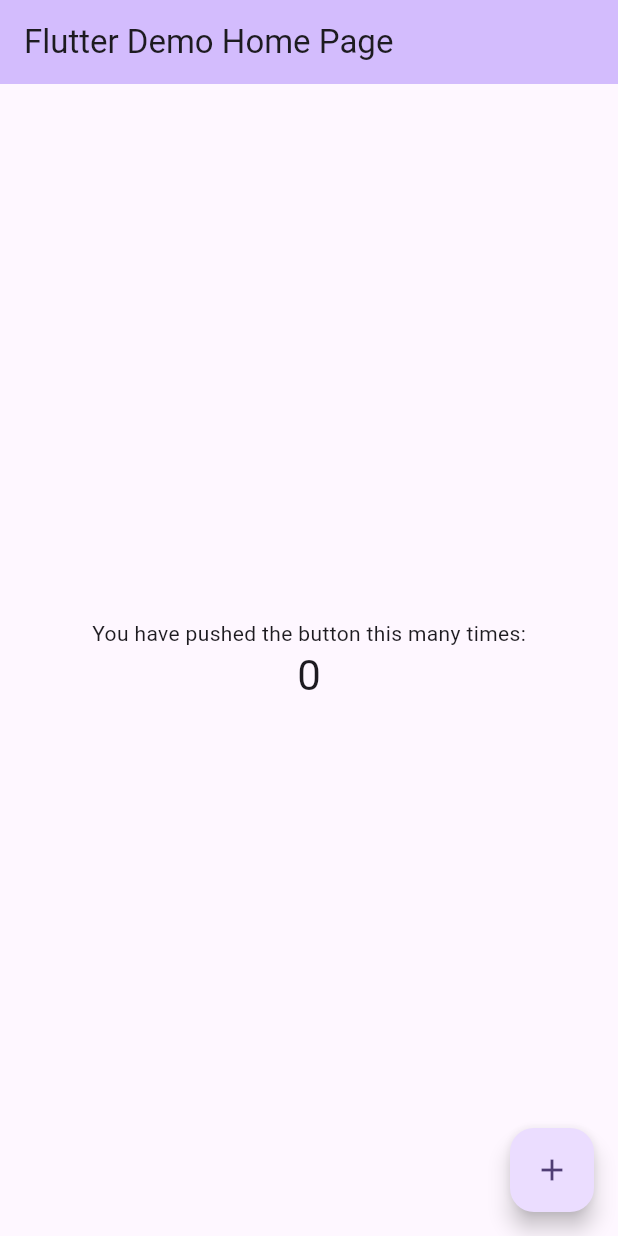
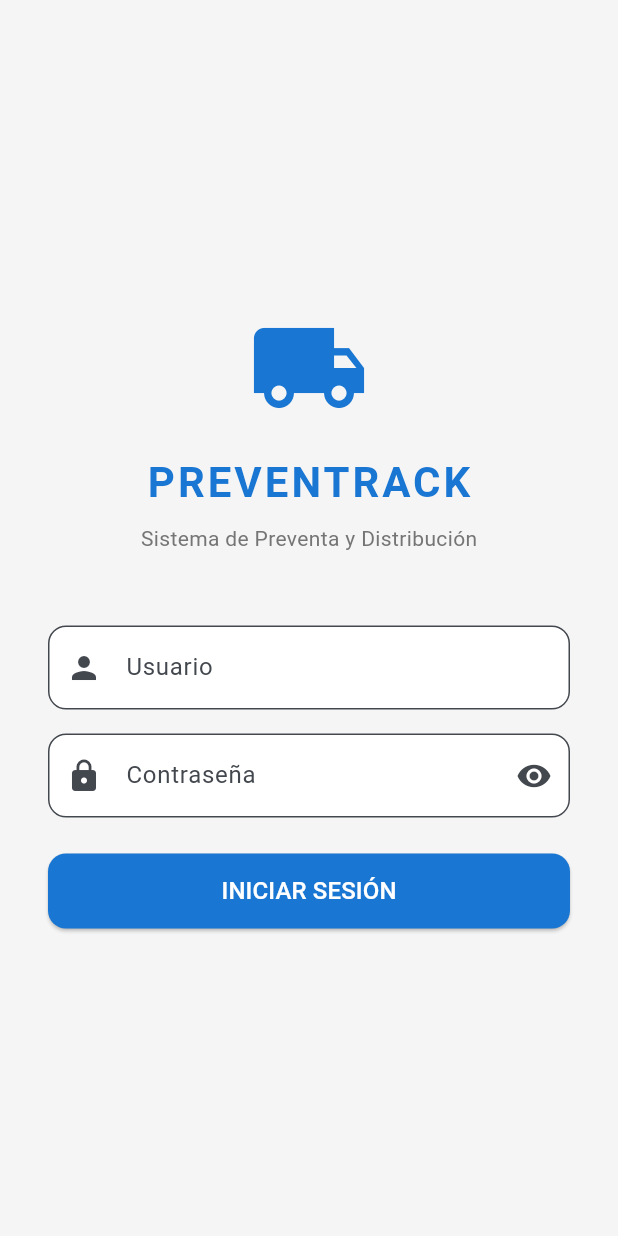
Before and after one commit to almaortizz/preventrack, a Flutter app: the screen it shows after launch, on a phone screen of 412 x 824 dp. Run offline on Flutter 3.47's test engine with Material 3 defaults, Android fonts, the phone set to English and light mode, and no system bars; our stand-ins replace shared_preferences.

Commit message:
App Flutter: estructura inicial, login funcional conectado a API Laravel

```diff
--- /dev/null
+++ b/app_movil/preventrack/lib/config/api_config.dart
@@ -0,0 +1,4 @@
+class ApiConfig {
+  // Para emulador Android usa 10.0.2.2, para dispositivo físico usa tu IP local
+  static const String baseUrl = 'http://127.0.0.1:8000/api';
+}
--- a/app_movil/preventrack/lib/main.dart
+++ b/app_movil/preventrack/lib/main.dart
@@ -1,121 +1,31 @@
 import 'package:flutter/material.dart';
+import 'package:provider/provider.dart';
+import 'providers/auth_provider.dart';
+import 'screens/login_screen.dart';
+import 'screens/home_screen.dart';
 
 void main() {
-  runApp(const MyApp());
+  runApp(const PreventrackApp());
 }
 
-class MyApp extends StatelessWidget {
-  const MyApp({super.key});
-
-  // This widget is the root of your application.
-  @override
-  Widget build(BuildContext context) {
-    return MaterialApp(
-      title: 'Flutter Demo',
-      theme: ThemeData(
-        // This is the theme of your application.
-        //
-        // TRY THIS: Try running your application with "flutter run". You'll see
-        // the application has a purple toolbar. Then, without quitting the app,
-        // try changing the seedColor in the colorScheme below to Colors.green
-        // and then invoke "hot reload" (save your changes or press the "hot
-        // reload" button in a Flutter-supported IDE, or press "r" if you used
-        // the command line to start the app).
-        //
-        // Notice that the counter didn't reset back to zero; the application
-        // state is not lost during the reload. To reset the state, use hot
-        // restart instead.
-        //
-        // This works for code too, not just values: Most code changes can be
-        // tested with just a hot reload.
-        colorScheme: .fromSeed(seedColor: Colors.deepPurple),
-      ),
-      home: const MyHomePage(title: 'Flutter Demo Home Page'),
-    );
-  }
-}
-
-class MyHomePage extends StatefulWidget {
-  const MyHomePage({super.key, required this.title});
-
-  // This widget is the home page of your application. It is stateful, meaning
-  // that it has a State object (defined below) that contains fields that affect
-  // how it looks.
-
-  // This class is the configuration for the state. It holds the values (in this
-  // case the title) provided by the parent (in this case the App widget) and
-  // used by the build method of the State. Fields in a Widget subclass are
-  // always marked "final".
-
-  final String title;
-
-  @override
-  State<MyHomePage> createState() => _MyHomePageState();
-}
-
-class _MyHomePageState extends State<MyHomePage> {
-  int _counter = 0;
-
-  void _incrementCounter() {
-    setState(() {
-      // This call to setState tells the Flutter framework that something has
-      // changed in this State, which causes it to rerun the build method below
-      // so that the display can reflect the updated values. If we changed
-      // _counter without calling setState(), then the build method would not be
-      // called again, and so nothing would appear to happen.
-      _counter++;
-    });
-  }
+class PreventrackApp extends StatelessWidget {
+  const PreventrackApp({super.key});
 
   @override
   Widget build(BuildContext context) {
-    // This method is rerun every time setState is called, for instance as done
-    // by the _incrementCounter method above.
-    //
-    // The Flutter framework has been optimized to make rerunning build methods
-    // fast, so that you can just rebuild anything that needs updating rather
-    // than having to individually change instances of widgets.
-    return Scaffold(
-      appBar: AppBar(
-        // TRY THIS: Try changing the color here to a specific color (to
-        // Colors.amber, perhaps?) and trigger a hot reload to see the AppBar
-        // change color while the other colors stay the same.
-        backgroundColor: Theme.of(context).colorScheme.inversePrimary,
-        // Here we take the value from the MyHomePage object that was created by
-        // the App.build method, and use it to set our appbar title.
-        title: Text(widget.title),
-      ),
-      body: Center(
-        // Center is a layout widget. It takes a single child and positions it
-        // in the middle of the parent.
-        child: Column(
-          // Column is also a layout widget. It takes a list of children and
-          // arranges them vertically. By default, it sizes itself to fit its
-          // children horizontally, and tries to be as tall as its parent.
-          //
-          // Column has various properties to control how it sizes itself and
-          // how it positions its children. Here we use mainAxisAlignment to
-          // center the children vertically; the main axis here is the vertical
-          // axis because Columns are vertical (the cross axis would be
-          // horizontal).
-          //
-          // TRY THIS: Invoke "debug painting" (choose the "Toggle Debug Paint"
-          // action in the IDE, or press "p" in the console), to see the
-          // wireframe for each widget.
-          mainAxisAlignment: .center,
-          children: [
-            const Text('You have pushed the button this many times:'),
-            Text(
-              '$_counter',
-              style: Theme.of(context).textTheme.headlineMedium,
-            ),
-          ],
-        ),
-      ),
-      floatingActionButton: FloatingActionButton(
-        onPressed: _incrementCounter,
-        tooltip: 'Increment',
-        child: const Icon(Icons.add),
+    return MultiProvider(
+      providers: [
+        ChangeNotifierProvider(create: (_) => AuthProvider()..checkSession()),
+      ],
+      child: MaterialApp(
+        title: 'Preventrack',
+        debugShowCheckedModeBanner: false,
+        theme: ThemeData(colorSchemeSeed: Colors.blue, useMaterial3: true),
+        initialRoute: '/login',
+        routes: {
+          '/login': (_) => const LoginScreen(),
+          '/home': (_) => const HomeScreen(),
+        },
       ),
     );
   }
--- /dev/null
+++ b/app_movil/preventrack/lib/providers/auth_provider.dart
@@ -0,0 +1,57 @@
+import 'package:flutter/material.dart';
+import '../services/auth_service.dart';
+
+class AuthProvider with ChangeNotifier {
+  final AuthService _authService = AuthService();
+
+  bool _isLoading = false;
+  bool _isLoggedIn = false;
+  Map<String, dynamic>? _usuario;
+  String? _error;
+
+  bool get isLoading => _isLoading;
+  bool get isLoggedIn => _isLoggedIn;
+  Map<String, dynamic>? get usuario => _usuario;
+  String? get error => _error;
+
+  // Verificar sesión al iniciar la app
+  Future<void> checkSession() async {
+    final hasToken = await _authService.hasToken();
+    if (hasToken) {
+      _usuario = await _authService.getUsuarioGuardado();
+      _isLoggedIn = true;
+    }
+    notifyListeners();
+  }
+
+  // Login
+  Future<bool> login(String usuario, String password) async {
+    _isLoading = true;
+    _error = null;
+    notifyListeners();
+
+    final result = await _authService.login(usuario, password);
+
+    _isLoading = false;
+
+    if (result['success']) {
+      _isLoggedIn = true;
+      _usuario = result['data']['usuario'];
+      _error = null;
+      notifyListeners();
+      return true;
+    } else {
+      _error = result['message'];
+      notifyListeners();
+      return false;
+    }
+  }
+
+  // Logout
+  Future<void> logout() async {
+    await _authService.logout();
+    _isLoggedIn = false;
+    _usuario = null;
+    notifyListeners();
+  }
+}
--- /dev/null
+++ b/app_movil/preventrack/lib/screens/login_screen.dart
@@ -0,0 +1,178 @@
+import 'package:flutter/material.dart';
+import 'package:provider/provider.dart';
+import '../providers/auth_provider.dart';
+
+class LoginScreen extends StatefulWidget {
+  const LoginScreen({super.key});
+
+  @override
+  State<LoginScreen> createState() => _LoginScreenState();
+}
+
+class _LoginScreenState extends State<LoginScreen> {
+  final _formKey = GlobalKey<FormState>();
+  final _usuarioController = TextEditingController();
+  final _passwordController = TextEditingController();
+  bool _ocultarPassword = true;
+
+  void _login() async {
+    if (!_formKey.currentState!.validate()) return;
+
+    final authProvider = Provider.of<AuthProvider>(context, listen: false);
+    final success = await authProvider.login(
+      _usuarioController.text.trim(),
+      _passwordController.text,
+    );
+
+    if (success && mounted) {
+      Navigator.pushReplacementNamed(context, '/home');
+    }
+  }
+
+  @override
+  void dispose() {
+    _usuarioController.dispose();
+    _passwordController.dispose();
+    super.dispose();
+  }
+
+  @override
+  Widget build(BuildContext context) {
+    return Scaffold(
+      backgroundColor: Colors.grey[100],
+      body: Center(
+        child: SingleChildScrollView(
+          padding: const EdgeInsets.all(32),
+          child: Form(
+            key: _formKey,
+            child: Column(
+              mainAxisAlignment: MainAxisAlignment.center,
+              children: [
+                // Logo / Título
+                Icon(Icons.local_shipping, size: 80, color: Colors.blue[700]),
+                const SizedBox(height: 16),
+                Text(
+                  'PREVENTRACK',
+                  style: TextStyle(
+                    fontSize: 28,
+                    fontWeight: FontWeight.bold,
+                    color: Colors.blue[700],
+                    letterSpacing: 2,
+                  ),
+                ),
+                const SizedBox(height: 8),
+                Text(
+                  'Sistema de Preventa y Distribución',
+                  style: TextStyle(fontSize: 14, color: Colors.grey[600]),
+                ),
+                const SizedBox(height: 48),
+
+                // Campo usuario
+                TextFormField(
+                  controller: _usuarioController,
+                  decoration: InputDecoration(
+                    labelText: 'Usuario',
+                    prefixIcon: const Icon(Icons.person),
+                    border: OutlineInputBorder(
+                      borderRadius: BorderRadius.circular(12),
+                    ),
+                    filled: true,
+                    fillColor: Colors.white,
+                  ),
+                  validator: (value) {
+                    if (value == null || value.trim().isEmpty) {
+                      return 'Ingresa tu usuario';
+                    }
+                    return null;
+                  },
+                ),
+                const SizedBox(height: 16),
+
+                // Campo password
+                TextFormField(
+                  controller: _passwordController,
+                  obscureText: _ocultarPassword,
+                  decoration: InputDecoration(
+                    labelText: 'Contraseña',
+                    prefixIcon: const Icon(Icons.lock),
+                    suffixIcon: IconButton(
+                      icon: Icon(
+                        _ocultarPassword
+                            ? Icons.visibility
+                            : Icons.visibility_off,
+                      ),
+                      onPressed: () {
+                        setState(() {
+                          _ocultarPassword = !_ocultarPassword;
+                        });
+                      },
+                    ),
+                    border: OutlineInputBorder(
+                      borderRadius: BorderRadius.circular(12),
+                    ),
+                    filled: true,
+                    fillColor: Colors.white,
+                  ),
+                  validator: (value) {
+                    if (value == null || value.isEmpty) {
+                      return 'Ingresa tu contraseña';
+                    }
+                    return null;
+                  },
+                ),
+                const SizedBox(height: 24),
+
+                // Mensaje de error
+                Consumer<AuthProvider>(
+                  builder: (context, auth, _) {
+                    if (auth.error != null) {
+                      return Padding(
+                        padding: const EdgeInsets.only(bottom: 16),
+                        child: Text(
+                          auth.error!,
+                          style: const TextStyle(
+                            color: Colors.red,
+                            fontSize: 14,
+                          ),
+                        ),
+                      );
+                    }
+                    return const SizedBox.shrink();
+                  },
+                ),
+
+                // Botón login
+                Consumer<AuthProvider>(
+                  builder: (context, auth, _) {
+                    return SizedBox(
+                      width: double.infinity,
+                      height: 50,
+                      child: ElevatedButton(
+                        onPressed: auth.isLoading ? null : _login,
+                        style: ElevatedButton.styleFrom(
+                          backgroundColor: Colors.blue[700],
+                          foregroundColor: Colors.white,
+                          shape: RoundedRectangleBorder(
+                            borderRadius: BorderRadius.circular(12),
+                          ),
+                        ),
+                        child: auth.isLoading
+                            ? const CircularProgressIndicator(
+                                color: Colors.white,
+                              )
+                            : const Text(
+                                'INICIAR SESIÓN',
+                                style: TextStyle(fontSize: 16),
+                              ),
+                      ),
+                    );
+                  },
+                ),
+              ],
+            ),
+          ),
+        ),
+      ),
+    );
+  }
+}
--- a/app_movil/preventrack/pubspec.yaml
+++ b/app_movil/preventrack/pubspec.yaml
@@ -31,9 +31,11 @@ dependencies:
   flutter:
     sdk: flutter
 
-  # The following adds the Cupertino Icons font to your application.
-  # Use with the CupertinoIcons class for iOS style icons.
   cupertino_icons: ^1.0.8
+  http: ^1.4.0
+  shared_preferences: ^2.5.0
+  provider: ^6.1.0
+  intl: ^0.20.0
 
 dev_dependencies:
   flutter_test:
```
Also changed, not shown: app_movil/preventrack/lib/screens/home_screen.dart (added, +54 -0 lines), app_movil/preventrack/lib/services/auth_service.dart (added, +76 -0 lines), app_movil/preventrack/pubspec.lock, panel_web/package-lock.json, 2 other files.
